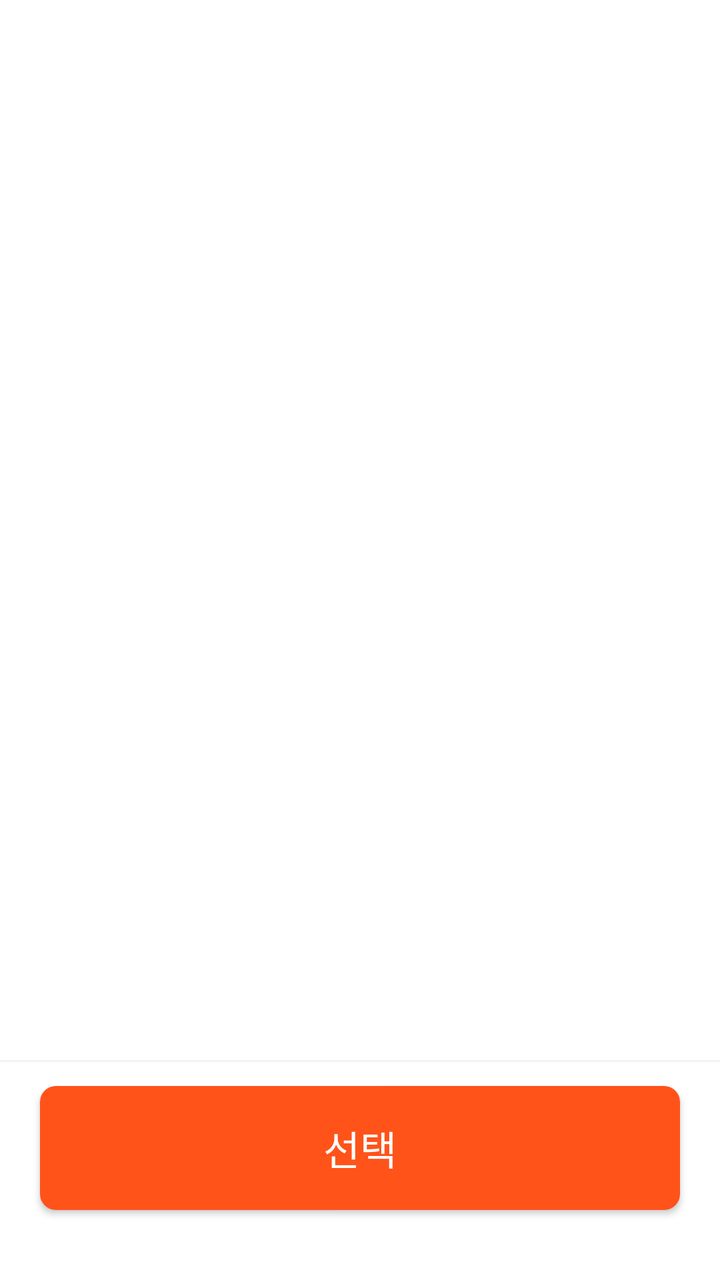
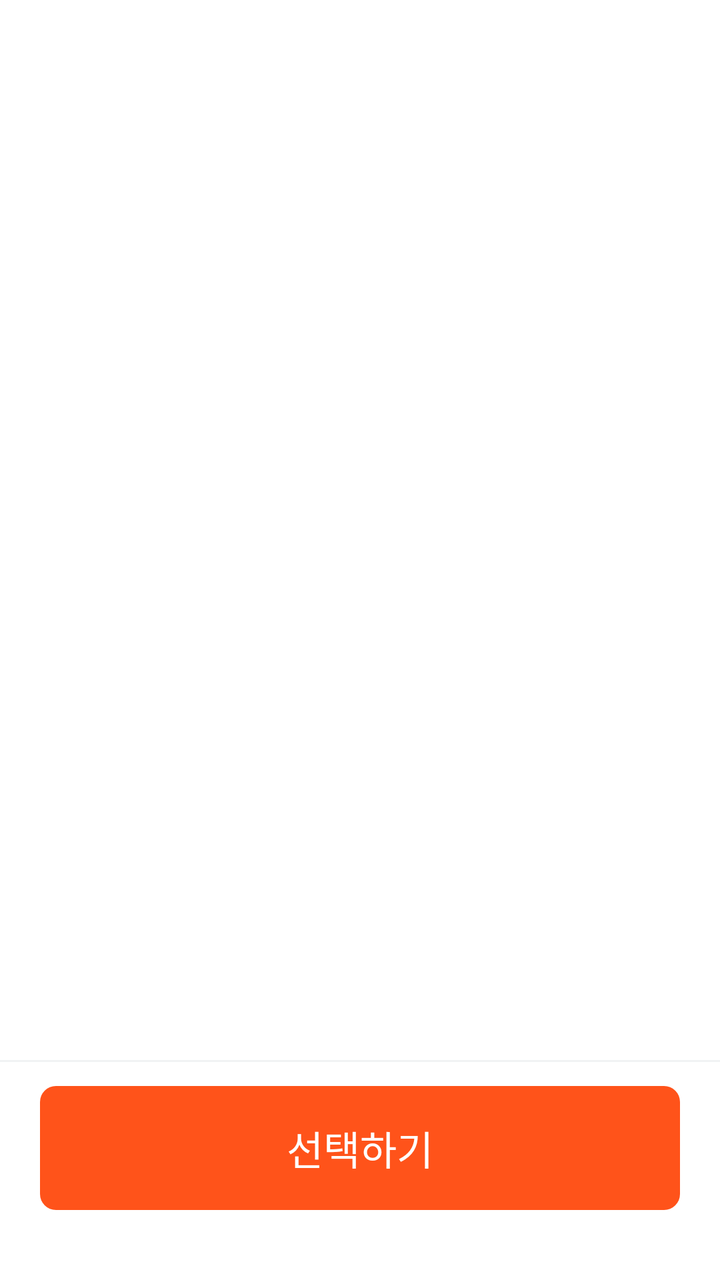

An Android layout rendered at two revisions. The XML below is the earlier revision; the diff shows what the commit changed to produce the second picture.
<!-- AndroidManifest.xml: another module's application theme Theme.JMT -->
<!-- res/layout/food_category_bottom_sheet_dialog.xml -->
<?xml version="1.0" encoding="utf-8"?>
<androidx.constraintlayout.widget.ConstraintLayout xmlns:android="http://schemas.android.com/apk/res/android"
    android:layout_width="0dp"
    android:layout_height="0dp"
    xmlns:app="http://schemas.android.com/apk/res-auto">

    <androidx.recyclerview.widget.RecyclerView
        android:id="@+id/recycler_view"
        android:layout_width="0dp"
        android:layout_height="0dp"
        android:layout_marginBottom="110dp"
        app:layout_constraintStart_toStartOf="parent"
        app:layout_constraintEnd_toEndOf="parent"
        app:layout_constraintTop_toTopOf="parent"
        app:layout_constraintBottom_toBottomOf="parent"
        android:layout_marginHorizontal="20dp"
        android:layout_marginTop="20dp"/>

    <LinearLayout
        android:id="@+id/button_container"
        android:layout_width="match_parent"
        android:layout_height="110dp"
        android:orientation="vertical"
        android:background="@color/white"
        app:layout_constraintBottom_toBottomOf="parent">

        <View
            android:layout_width="match_parent"
            android:layout_height="1dp"
            android:background="@color/grey100"
            android:layout_marginBottom="12dp"/>

        <androidx.appcompat.widget.AppCompatButton
            android:id="@+id/select_button"
            android:text="@string/select"
            android:layout_width="match_parent"
            android:layout_height="62dp"
            android:layout_marginHorizontal="20dp"
            android:layout_gravity="bottom"
            style="@style/JmtButtonMain" />

    </LinearLayout>


</androidx.constraintlayout.widget.ConstraintLayout>
<!-- resources referenced by this layout -->
<resources>
  <color name="grey100">#F1F3F4</color>
  <color name="white">#FFFFFFFF</color>
  <string name="select">선택</string>
  <style name="JmtButtonMain" parent="Widget.AppCompat.Button">
          <item name="android:background">@drawable/jmt_button_background_main</item>
          <item name="android:textColor">@color/white</item>
          <item name="android:gravity">center</item>
          <item name="android:textAppearance">@style/title_small_medium</item>
      </style>
  <style name="Theme.JMT" parent="Theme.MaterialComponents.DayNight.NoActionBar">
          
          <item name="colorPrimary">@color/main500</item>
          <item name="colorPrimaryVariant">@color/main700</item>
          <item name="colorOnPrimary">@color/white</item>
          
          <item name="colorSecondary">@color/teal_200</item>
          <item name="colorSecondaryVariant">@color/teal_700</item>
          <item name="colorOnSecondary">@color/black</item>
          
          <item name="android:statusBarColor">@color/alpha_60_white</item>
          <item name="android:windowLightStatusBar">true</item>
          
  
      </style>
  <!-- drawable jmt_button_background_main (drawable) -->
  <selector xmlns:android="http://schemas.android.com/apk/res/android">
      <item android:state_enabled="false">
          <shape android:shape="rectangle">
              <solid android:color="@color/main200" />
              <corners android:radius="8dp" />
          </shape>
      </item>
  
      <item android:state_enabled="true"
          android:drawable="@drawable/jmt_button_ripple"/>
  </selector>
  <style name="title_small_medium" parent="pretendard_medium">
          <item name="android:textSize">20sp</item>
      </style>
  <color name="main500">#FF531A</color>
  <color name="main700">#B22D00</color>
  <color name="teal_200">#FF03DAC5</color>
  <color name="teal_700">#FF018786</color>
  <color name="black">#FF000000</color>
  <color name="alpha_60_white">#99FFFFFF</color>
  <color name="main200">#FFC6B2</color>
  <!-- drawable jmt_button_ripple (drawable) -->
  <?xml version="1.0" encoding="utf-8"?>
  <ripple xmlns:android="http://schemas.android.com/apk/res/android"
  android:color="@color/main800">
  <item>
      <shape android:shape="rectangle">
          <solid android:color="@color/main500" />
          <corners android:radius="8dp" />
      </shape>
  </item>
  </ripple>
  <style name="pretendard_medium" parent="TextAppearance.AppCompat">
          <item name="android:fontFamily">@font/pretendard_medium</item>
      </style>
  <color name="main800">#802000</color>
</resources>

<!-- the commit's change to res/layout/food_category_bottom_sheet_dialog.xml (unified diff, before → after) -->
@@ -32,11 +32,12 @@
 
         <androidx.appcompat.widget.AppCompatButton
             android:id="@+id/select_button"
-            android:text="@string/select"
+            android:text="@string/do_select"
             android:layout_width="match_parent"
             android:layout_height="62dp"
             android:layout_marginHorizontal="20dp"
             android:layout_gravity="bottom"
+            android:stateListAnimator="@null"
             style="@style/JmtButtonMain" />
 
     </LinearLayout>
<!-- resource entries referenced after the edit -->
@@ -2,7 +2,7 @@
 <resources>
   <color name="grey100">#F1F3F4</color>
   <color name="white">#FFFFFFFF</color>
-  <string name="select">선택</string>
+  <string name="do_select">선택하기</string>
   <style name="JmtButtonMain" parent="Widget.AppCompat.Button">
           <item name="android:background">@drawable/jmt_button_background_main</item>
           <item name="android:textColor">@color/white</item>
